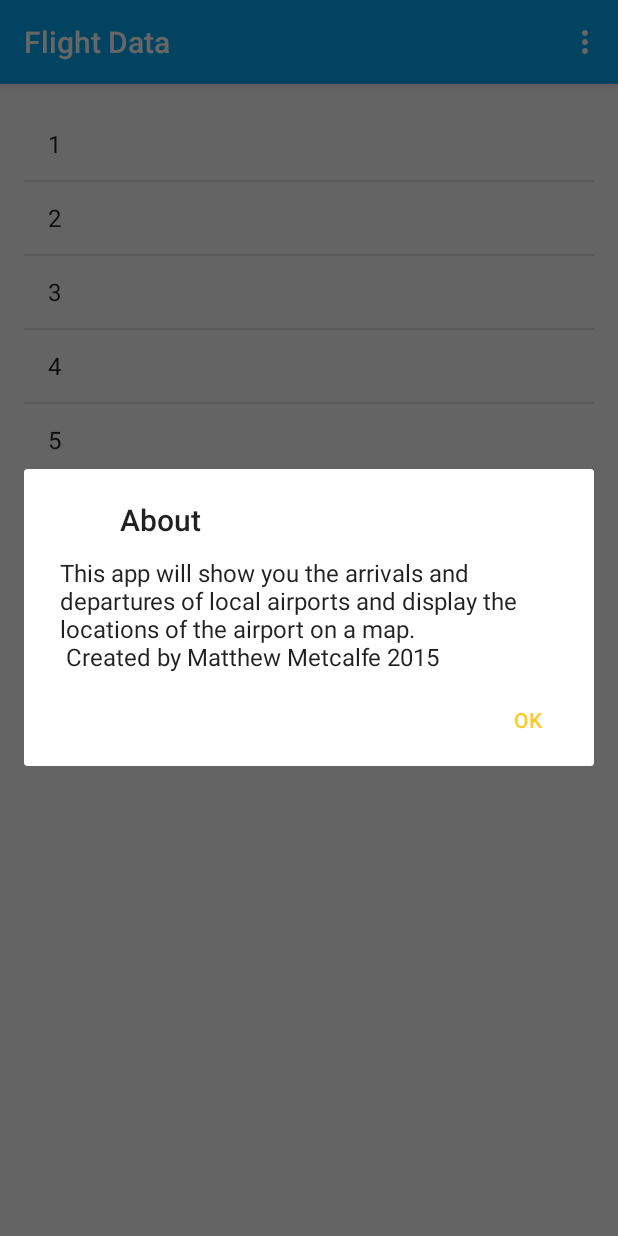
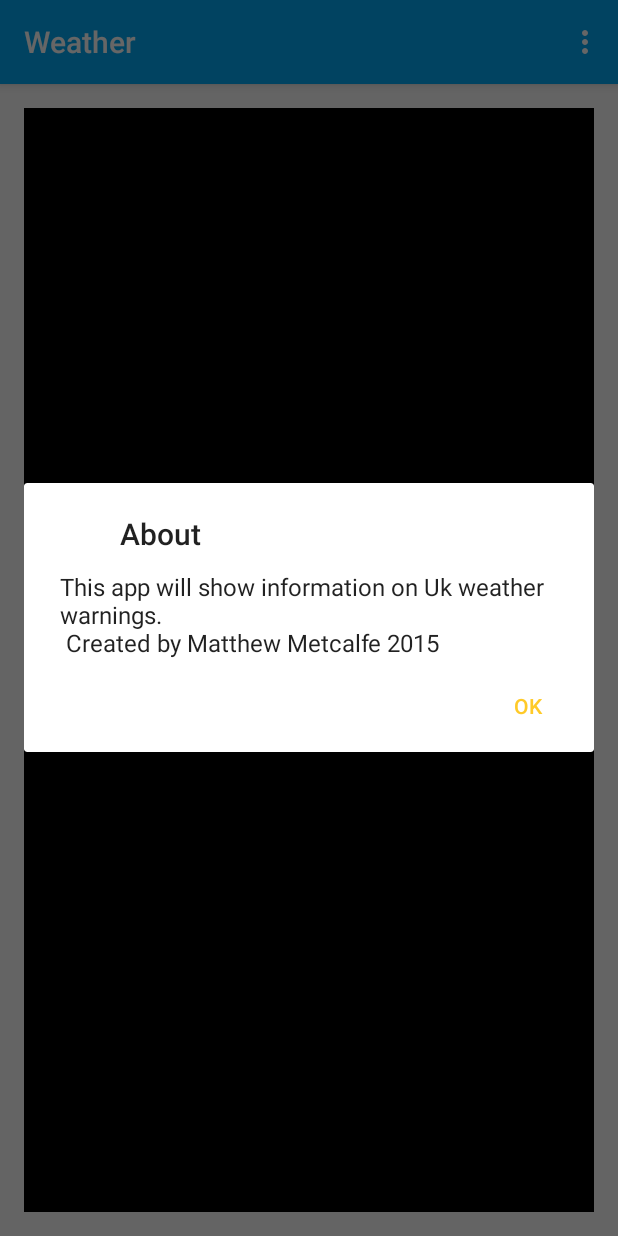
Before and after one commit to Maat3333/MobileCoursework, an Android app: the screen it shows after launch (MainActivity), in the options menu, after a tap on "About", on a phone screen of 412 x 824 dp. Run offline under Robolectric (Android 15) with nearby library versions, the phone set to English and light mode, and no system bars; network calls fail.

Commit message:
added a sound board but havent tested yet commiting as computer isnt recognising devices through usb so need to reboot

```diff
--- a/app/src/main/java/com/example/matthew/mobilecoursework/MainActivity.java
+++ b/app/src/main/java/com/example/matthew/mobilecoursework/MainActivity.java
@@ -2,47 +2,105 @@ package com.example.matthew.mobilecoursework;
 
 import android.app.DialogFragment;
 import android.app.FragmentManager;
+import android.content.Context;
 import android.content.Intent;
+import android.graphics.Bitmap;
+import android.graphics.Canvas;
+import android.graphics.Color;
+import android.graphics.Paint;
+import android.graphics.Path;
 import android.os.Bundle;
 import android.support.v7.app.AppCompatActivity;
 import android.view.Menu;
 import android.view.MenuInflater;
 import android.view.MenuItem;
-import android.widget.ArrayAdapter;
-import android.widget.ListView;
+import android.view.MotionEvent;
+import android.view.View;
+import android.widget.LinearLayout;
+import android.widget.RelativeLayout;
+
+import java.util.ArrayList;
 
 public class MainActivity extends AppCompatActivity {
 
     //GoogleApiClient mGoogleApiClient;
     //Location mLastLocation;
     FragmentManager fmAboutDialgue;// needed for about
-    ListView listView;
-    ArrayAdapter adapter;
 
+    View mView;
+    private Paint mPaint;
 
     @Override
     protected void onCreate(Bundle savedInstanceState) {
         super.onCreate(savedInstanceState);
         setContentView(R.layout.activity_main);
 
-        //buildGoogleApiClient();
-       try{
-
-           String[] test = {"1","2","3","4","5","6","7","8"};
-
-           ArrayAdapter<String> adapter =  new ArrayAdapter<String>(this, android.R.layout.simple_list_item_1, test);
-
-           listView = (ListView) findViewById(R.id.listView);
-           listView.setAdapter(adapter);
-        }catch (Exception e){
-
-
-}
-
         //needed for about
         fmAboutDialgue = this.getFragmentManager();
 
+        RelativeLayout layout = (RelativeLayout) findViewById(R.id.myDrawing);
+        mView = new DrawingView(this);
+        layout.addView(mView, new RelativeLayout.LayoutParams(
+                LinearLayout.LayoutParams.MATCH_PARENT,
+                LinearLayout.LayoutParams.MATCH_PARENT));
+        SetUpPaintBrush();
     }
+
+    private void SetUpPaintBrush() {
+        mPaint = new Paint();
+        mPaint.setDither(true);
+        mPaint.setColor(0xFFFFFF00);
+        mPaint.setStyle(Paint.Style.STROKE);
+        mPaint.setStrokeJoin(Paint.Join.ROUND);
+        mPaint.setStrokeCap(Paint.Cap.ROUND);
+        mPaint.setStrokeWidth(3);
+    }
+
+    class DrawingView extends View {
+        private Path path;
+        private Bitmap mBitmap;
+        private Canvas mCanvas;
+
+        public DrawingView(Context context) {
+            super(context);
+            path = new Path();
+            mBitmap = Bitmap.createBitmap(820, 480, Bitmap.Config.ARGB_8888);
+            mCanvas = new Canvas(mBitmap);
+            this.setBackgroundColor(Color.BLACK);
+        }
+
+        private ArrayList<PathWithPaint> _graphics1 = new ArrayList<PathWithPaint>();
+
+        @Override
+        public boolean onTouchEvent(MotionEvent event) {
+            PathWithPaint pp = new PathWithPaint();
+            mCanvas.drawPath(path, mPaint);
+            if (event.getAction() == MotionEvent.ACTION_DOWN) {
+                path.moveTo(event.getX(), event.getY());
+                path.lineTo(event.getX(), event.getY());
+            } else if (event.getAction() == MotionEvent.ACTION_MOVE) {
+                path.lineTo(event.getX(), event.getY());
+                pp.setPath(path);
+                pp.setmPaint(mPaint);
+                _graphics1.add(pp);
+            }
+            invalidate();
+            return true;
+        }
+
+        @Override
+        protected void onDraw(Canvas canvas) {
+            super.onDraw(canvas);
+            if (_graphics1.size() > 0) {
+                canvas.drawPath(
+                        _graphics1.get(_graphics1.size() - 1).getPath(),
+                        _graphics1.get(_graphics1.size() - 1).getmPaint());
+            }
+        }
+    }
+
+
+
 
     @Override
     public boolean onCreateOptionsMenu(Menu menu) {
@@ -69,11 +127,37 @@ public class MainActivity extends AppCompatActivity {
                 DialogFragment mcAboutDlg = new mcAboutDialogue();
                 mcAboutDlg.show(fmAboutDialgue, "mcAboutDlg");
                 return true;
+            case R.id.mSound:
+                Intent mcSound = new Intent(this, SoundBoard.class);
+                this.startActivity(mcSound);
+                return true;
             default:
                 return super.onOptionsItemSelected(item);
         }
     }
+//ToDo: implement https://guides.codepath.com/android/Basic-Painting-with-Views or this http://v4all123.blogspot.co.uk/2013/11/simple-drawing-example-in-android.html bit more fun? draw a cloud or something
 
+    public class PathWithPaint {
+        private Path path;
+
+        public Path getPath() {
+            return path;
+        }
+
+        public void setPath(Path path) {
+            this.path = path;
+        }
+
+        private Paint mPaint;
+
+        public Paint getmPaint() {
+            return mPaint;
+        }
+
+        public void setmPaint(Paint mPaint) {
+            this.mPaint = mPaint;
+        }
+    }
 
 
 }
--- a/app/src/main/java/com/example/matthew/mobilecoursework/RssActivity.java
+++ b/app/src/main/java/com/example/matthew/mobilecoursework/RssActivity.java
@@ -63,6 +63,10 @@ public class RssActivity extends AppCompatActivity {
                 DialogFragment mcAboutDlg = new mcAboutDialogue();
                 mcAboutDlg.show(fmAboutDialgue, "mcAboutDlg");
                 return true;
+            case R.id.mSound:
+                Intent mcSound = new Intent(this, SoundBoard.class);
+                this.startActivity(mcSound);
+                return true;
             default:
                 return super.onOptionsItemSelected(item);
         }
--- a/app/src/main/java/com/example/matthew/mobilecoursework/mcAboutDialogue.java
+++ b/app/src/main/java/com/example/matthew/mobilecoursework/mcAboutDialogue.java
@@ -20,7 +20,7 @@ public class mcAboutDialogue extends DialogFragment {
     public Dialog onCreateDialog(Bundle savedInstanceState){
         AlertDialog.Builder mcAboutDialog = new AlertDialog.Builder(getActivity());
         // ToDo: look into a string.format type thing
-        mcAboutDialog.setMessage("This app will show you the arrivals and departures of local airports and display the locations of the airport on a map."+System.getProperty("line.separator") +" Created by Matthew Metcalfe 2015").setPositiveButton("Ok", new DialogInterface.OnClickListener() {
+        mcAboutDialog.setMessage("This app will show information on Uk weather warnings."+System.getProperty("line.separator") +" Created by Matthew Metcalfe 2015").setPositiveButton("Ok", new DialogInterface.OnClickListener() {
             @Override
             public void onClick(DialogInterface dialog, int id) {
 
--- a/app/src/main/res/layout/activity_main.xml
+++ b/app/src/main/res/layout/activity_main.xml
@@ -5,12 +5,7 @@
     android:paddingRight="@dimen/activity_horizontal_margin"
     android:paddingTop="@dimen/activity_vertical_margin"
     android:paddingBottom="@dimen/activity_vertical_margin" tools:context=".MainActivity"
-    android:tileMode="repeat">
+    android:tileMode="repeat"
+    android:id="@+id/myDrawing">
 
-    <ListView
-        android:layout_width="wrap_content"
-        android:layout_height="wrap_content"
-        android:id="@+id/listView"
-        android:layout_alignParentTop="true"
-        android:layout_alignParentStart="true" />
 </RelativeLayout>
--- a/app/src/main/res/menu/menu_main.xml
+++ b/app/src/main/res/menu/menu_main.xml
@@ -1,10 +1,10 @@
 <?xml version="1.0" encoding="utf-8"?>
 <menu xmlns:android="http://schemas.android.com/apk/res/android">
     <item android:id="@+id/mMain"
-        android:title="Arrivals"
-        android:icon="@drawable/ic_action_arrivals"/>
+        android:title="Home"
+        android:icon="@drawable/windicon"/>
     <item android:id="@+id/mRss"
-        android:title="Departures"
+        android:title="Weather"
         android:icon="@drawable/ic_action_departures"/>
     <item android:id="@+id/mMap"
         android:title="Map"
@@ -12,5 +12,8 @@
     <item android:id="@+id/mAbout"
         android:title="About"
         android:icon="@drawable/ic_action_about"/>
+    <item android:id="@+id/mSound"
+        android:title="Sound"
+        android:icon="@drawable/ic_action_about"/>
 
 </menu>
```
Also changed, not shown: app/src/main/AndroidManifest.xml (+9 -6 lines), app/src/main/java/com/example/matthew/mobilecoursework/MapsActivity.java (+18 -12 lines), app/src/main/java/com/example/matthew/mobilecoursework/SoundBoard.java (added, +75 -0 lines), app/src/main/res/layout/activity_sound.xml (added, +11 -0 lines), app/src/main/ic_launcher-web.png, app/src/main/res/drawable-hdpi/windicon.png (added), app/src/main/res/drawable-mdpi/windicon.png (added), app/src/main/res/drawable-xhdpi/windicon.png (added), app/src/main/res/drawable-xxhdpi/windicon.png (added), app/src/main/res/mipmap-hdpi/ic_launcher.png, app/src/main/res/mipmap-mdpi/ic_launcher.png, app/src/main/res/mipmap-xhdpi/ic_launcher.png, app/src/main/res/mipmap-xxhdpi/ic_launcher.png, app/src/main/res/mipmap-xxxhdpi/ic_launcher.png, 1 other file.
